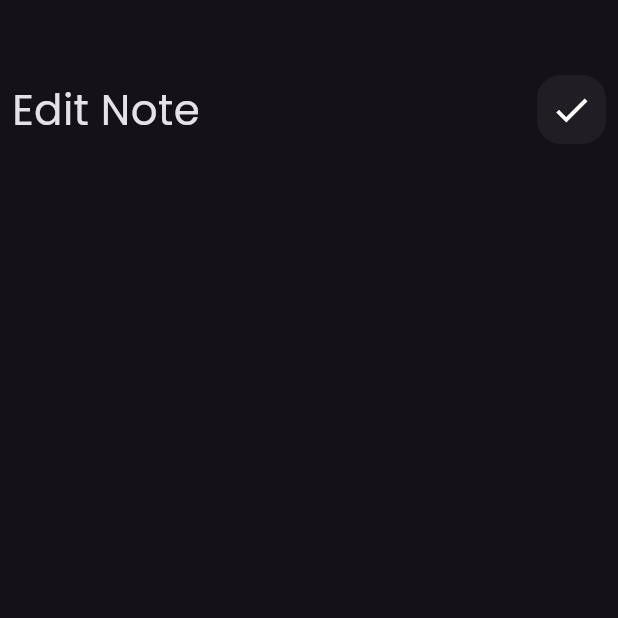
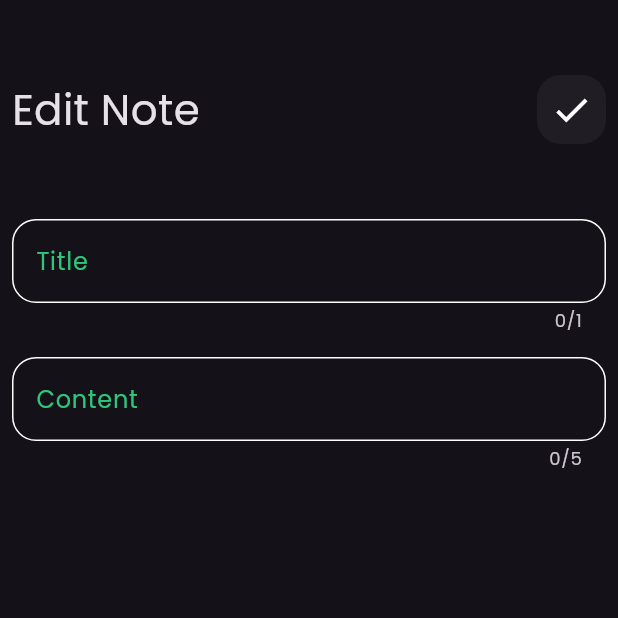
Before and after one commit to tasneemwael/Note_app, a Flutter app: the EditNoteView screen opened directly, on a phone screen of 412 x 824 dp, the top half of it. Run offline on Flutter 3.47's test engine with Material 3 defaults, Android fonts, the phone set to English and light mode, and no system bars; our stand-ins replace font_awesome_flutter.

Commit message:
note_model

```diff
--- a/lib/Widgets/EditNoteViewBody.dart
+++ b/lib/Widgets/EditNoteViewBody.dart
@@ -1,6 +1,7 @@
 // ignore_for_file: file_names
 
 import 'package:flutter/material.dart';
+import 'package:notes_app/Widgets/Custom_textField.dart';
 import 'package:notes_app/Widgets/custom_appBar.dart';
 
 class EditNoteViewBody extends StatelessWidget {
@@ -17,7 +18,18 @@ class EditNoteViewBody extends StatelessWidget {
         CustomAppBar(
           title: 'Edit Note',
           icon: Icons.check,
-        )
+        ),
+        const SizedBox(
+          height: 50,
+        ),
+        customTextfield(hint: "Title"),
+        const SizedBox(
+          height: 16,
+        ),
+        customTextfield(hint: "Content", maxLines: 5),
+        const SizedBox(
+          height: 32,
+        ),
       ]),
     );
   }
```
Also changed, not shown: lib/Models/note_model.dart (added, +12 -0 lines).
